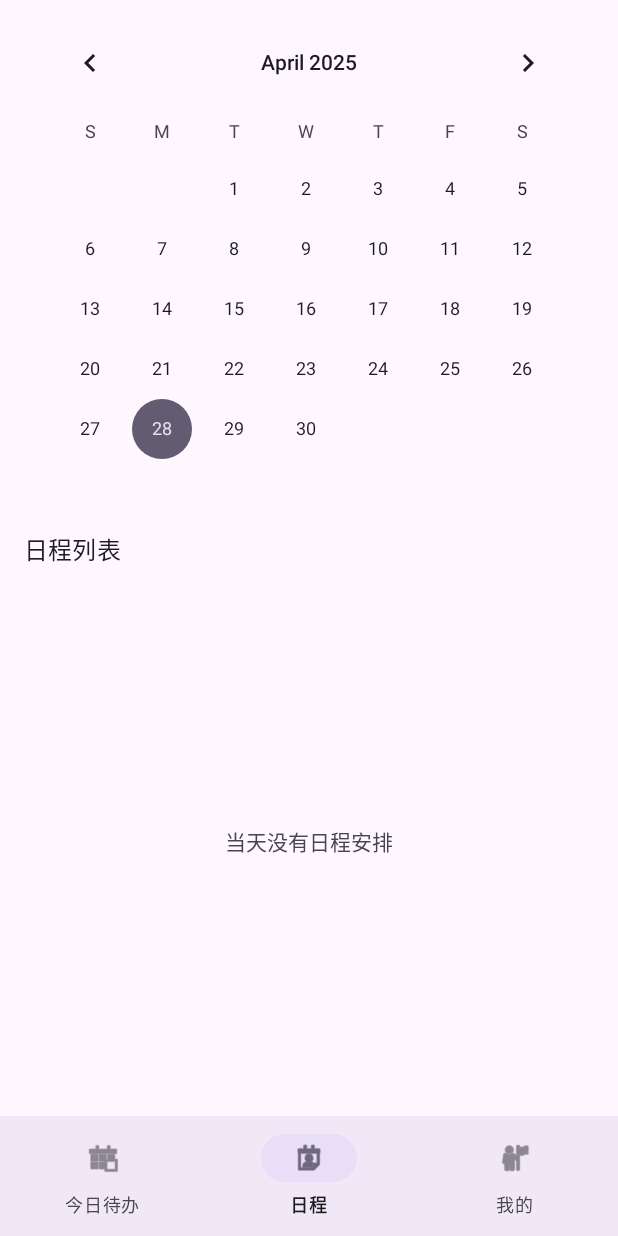
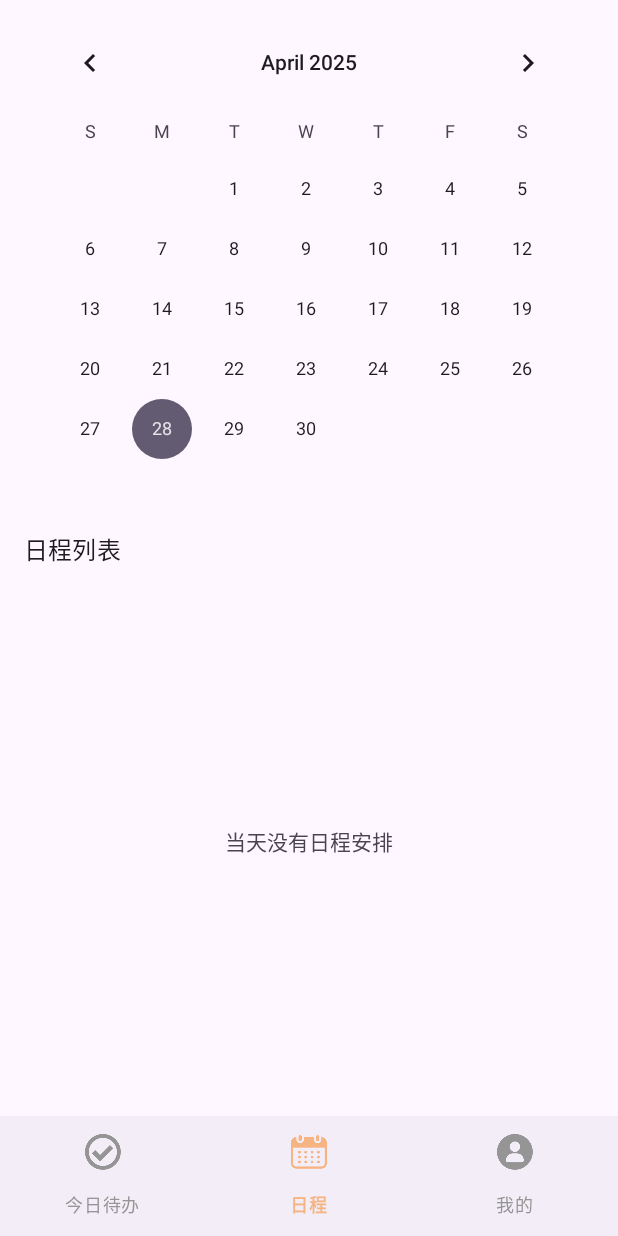
Before and after one commit to caoye04/-Planwise, an Android app: the screen it shows after launch (MainActivity), item 2 of the bottom bar chosen, on a phone screen of 412 x 824 dp. Run offline under Robolectric (Android 15) with nearby library versions, the phone set to English and light mode, and no system bars; our stand-ins replace Room's generated code, navigation-ui.

Commit message:
add optimize bottom_navigation 1. 更改了底部栏的图标 2. 美化了底部栏的点击效果

```diff
--- /dev/null
+++ b/code/app/src/main/res/color/bottom_nav_color.xml
@@ -0,0 +1,5 @@
+<?xml version="1.0" encoding="utf-8"?>
+<selector xmlns:android="http://schemas.android.com/apk/res/android">
+    <item android:color="#F5B482" android:state_checked="true" />
+    <item android:color="#959595" /> <!-- 未选中时的灰色 -->
+</selector>
--- a/code/app/src/main/res/layout/activity_main.xml
+++ b/code/app/src/main/res/layout/activity_main.xml
@@ -24,10 +24,13 @@
         android:layout_width="0dp"
         android:layout_height="wrap_content"
         android:layout_gravity="bottom"
-        android:background="?android:attr/windowBackground"
         app:layout_constraintBottom_toBottomOf="parent"
         app:layout_constraintLeft_toLeftOf="parent"
         app:layout_constraintRight_toRightOf="parent"
-        app:menu="@menu/bottom_nav_menu" />
+        app:menu="@menu/bottom_nav_menu"
+        app:itemRippleColor="@null"
+        app:itemActiveIndicatorStyle="@null"
+        app:itemTextColor="@color/bottom_nav_color"
+        app:itemIconTint="@color/bottom_nav_color"/>
 
 </androidx.constraintlayout.widget.ConstraintLayout>
--- a/code/app/src/main/res/menu/bottom_nav_menu.xml
+++ b/code/app/src/main/res/menu/bottom_nav_menu.xml
@@ -2,14 +2,14 @@
 <menu xmlns:android="http://schemas.android.com/apk/res/android">
     <item
         android:id="@+id/navigation_today"
-        android:icon="@android:drawable/ic_menu_today"
+        android:icon="@drawable/ic_bottom_nav_today"
         android:title="今日待办" />
     <item
         android:id="@+id/navigation_calendar"
-        android:icon="@android:drawable/ic_menu_my_calendar"
+        android:icon="@drawable/ic_bottom_nav_calendar"
         android:title="日程" />
     <item
         android:id="@+id/navigation_profile"
-        android:icon="@android:drawable/ic_menu_myplaces"
+        android:icon="@drawable/ic_bottom_nav_profile"
         android:title="我的" />
 </menu>
```
Also changed, not shown: code/app/src/main/res/drawable/a/ic_today.png (added), code/app/src/main/res/drawable/ic_bottom_nav_calendar.png (added), code/app/src/main/res/drawable/ic_bottom_nav_profile.png (added), code/app/src/main/res/drawable/ic_bottom_nav_today.png (added).
